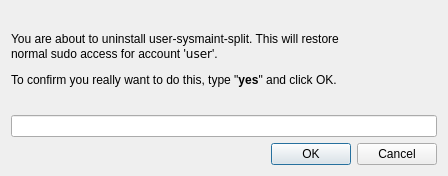
Qt form ui/ui_uninstall.ui (Kicksecure/sysmaint-panel) before a commit.
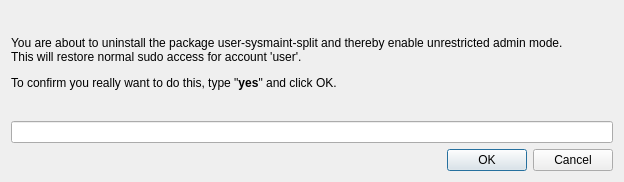
The same form after that commit.

Commit message: improve wording of remove user-sysmaint-split

```diff
--- a/ui/ui_uninstall.ui
+++ b/ui/ui_uninstall.ui
@@ -6,8 +6,8 @@
    <rect>
     <x>0</x>
     <y>0</y>
-    <width>448</width>
-    <height>176</height>
+    <width>624</width>
+    <height>182</height>
    </rect>
   </property>
   <property name="windowTitle">
@@ -17,7 +17,7 @@
    <item>
     <widget class="QLabel" name="label">
      <property name="text">
-      <string>&lt;p&gt;You are about to uninstall user-sysmaint-split. This will restore&lt;br&gt;normal sudo access for account '&lt;code&gt;user&lt;/code&gt;'.&lt;/p&gt;&lt;p&gt;To confirm you really want to do this, type &quot;&lt;b&gt;yes&lt;/b&gt;&quot; and click OK.</string>
+      <string>&lt;html&gt;&lt;head/&gt;&lt;body&gt;&lt;p&gt;You are about to uninstall the package user-sysmaint-split and thereby enable unrestricted admin mode.&lt;br/&gt;This will restore normal sudo access for account '&lt;span style=&quot; font-family:'monospace';&quot;&gt;user&lt;/span&gt;'.&lt;/p&gt;&lt;p&gt;To confirm you really want to do this, type &amp;quot;&lt;span style=&quot; font-weight:600;&quot;&gt;yes&lt;/span&gt;&amp;quot; and click OK.&lt;/p&gt;&lt;/body&gt;&lt;/html&gt;</string>
      </property>
      <property name="wordWrap">
       <bool>false</bool>
```
The commit also changes 1 other file.
